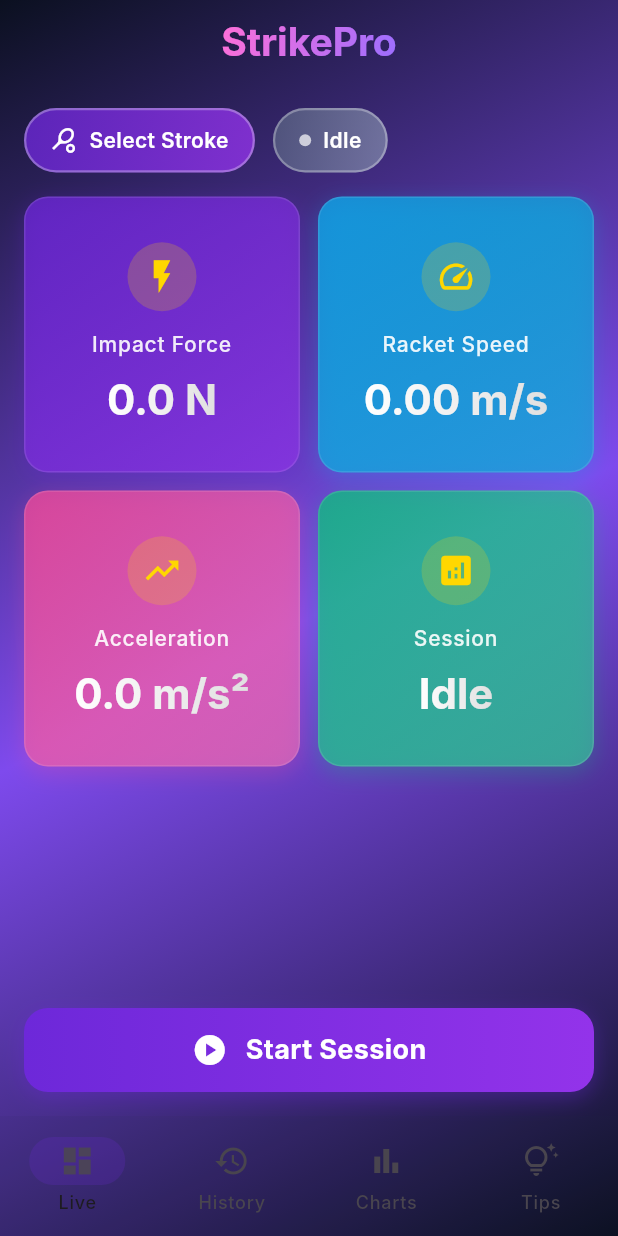
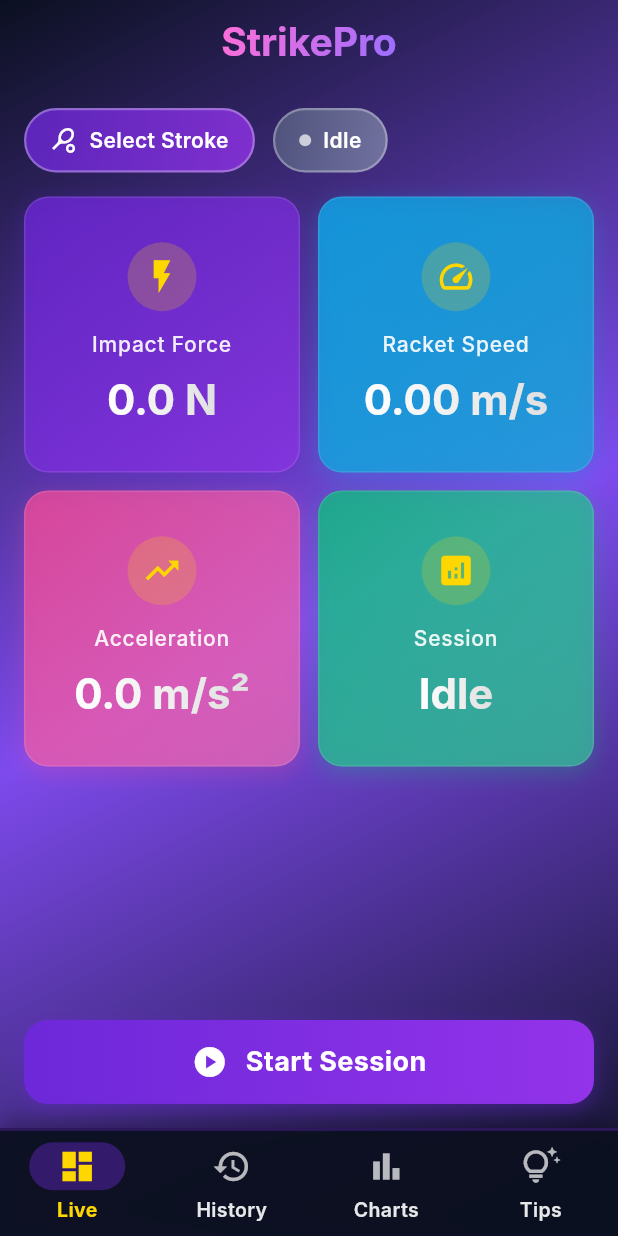
Before and after one commit to fejiibabyy/capstone-flyingbirdies, a Flutter app: the screen it shows after launch, on a phone screen of 412 x 824 dp. Run offline on Flutter 3.47's test engine with Material 3 defaults, Android fonts, the light colour scheme and no system bars; our stand-ins replace fl_chart; Roboto replaces fonts that are missing (Inter).

Commit message:
Updated Navigation Bar to improve text visibility for users

```diff
--- a/flying_birdies/lib/app/app.dart
+++ b/flying_birdies/lib/app/app.dart
@@ -27,7 +27,8 @@ class _FlyingBirdiesAppState extends State<FlyingBirdiesApp> {
       home: Container(
         decoration: const BoxDecoration(
           gradient: LinearGradient(
-            begin: Alignment.topLeft, end: Alignment.bottomRight,
+            begin: Alignment.topLeft,
+            end: Alignment.bottomRight,
             colors: [AppTheme.bgDark, Color.fromARGB(255, 126, 74, 237), AppTheme.bgDark],
           ),
         ),
@@ -37,9 +38,10 @@ class _FlyingBirdiesAppState extends State<FlyingBirdiesApp> {
             backgroundColor: Colors.transparent,
             surfaceTintColor: Colors.transparent,
             centerTitle: true,
+            elevation: 0,
             title: ShaderMask(
               shaderCallback: (bounds) => const LinearGradient(
-            colors: [Color(0xFFFF6FD8), Color(0xFF9B6EFF)], // purple → deep blue
+                colors: [Color(0xFFFF6FD8), Color(0xFF9B6EFF)],
                 begin: Alignment.topLeft,
                 end: Alignment.bottomRight,
               ).createShader(bounds),
@@ -48,24 +50,93 @@ class _FlyingBirdiesAppState extends State<FlyingBirdiesApp> {
                 style: TextStyle(
                   fontSize: 26,
                   fontWeight: FontWeight.bold,
-              color: Colors.white, // Needed but will be overridden by gradient
+                  color: Colors.white,
                 ),
               ),
             ),
           ),
 
           body: pages[index],
-          bottomNavigationBar: NavigationBar(
-            backgroundColor: const Color(0x111C2540),
-            indicatorColor: const Color(0x336D28D9),
+
+          bottomNavigationBar: Container(
+            decoration: BoxDecoration(
+              color: const Color.fromARGB(240, 11, 16, 32), // Solid dark background
+              border: Border(
+                top: BorderSide(
+                  color: const Color.fromARGB(255, 109, 40, 217).withOpacity(0.3),
+                  width: 2,
+                ),
+              ),
+              boxShadow: [
+                BoxShadow(
+                  color: Colors.black.withOpacity(0.3),
+                  blurRadius: 12,
+                  offset: const Offset(0, -4),
+                ),
+              ],
+            ),
+            child: NavigationBar(
+              backgroundColor: Colors.transparent,
+              indicatorColor: const Color.fromARGB(100, 109, 40, 217),
               selectedIndex: index,
               onDestinationSelected: (i) => setState(() => index = i),
-            destinations: const [
-              NavigationDestination(icon: Icon(Icons.dashboard_outlined), selectedIcon: Icon(Icons.dashboard), label: 'Live'),
-              NavigationDestination(icon: Icon(Icons.history_outlined), selectedIcon: Icon(Icons.history), label: 'History'),
-              NavigationDestination(icon: Icon(Icons.bar_chart_outlined), selectedIcon: Icon(Icons.bar_chart), label: 'Charts'),
-              NavigationDestination(icon: Icon(Icons.tips_and_updates_outlined), selectedIcon: Icon(Icons.tips_and_updates), label: 'Tips'),
+              labelBehavior: NavigationDestinationLabelBehavior.alwaysShow,
+              height: 70,
+              destinations: [
+                NavigationDestination(
+                  icon: Icon(
+                    Icons.dashboard_outlined,
+                    color: const Color.fromARGB(180, 255, 255, 255),
+                    size: 26,
+                  ),
+                  selectedIcon: const Icon(
+                    Icons.dashboard,
+                    color: Color.fromARGB(255, 255, 215, 0),
+                    size: 26,
+                  ),
+                  label: 'Live',
+                ),
+                NavigationDestination(
+                  icon: Icon(
+                    Icons.history_outlined,
+                    color: const Color.fromARGB(180, 255, 255, 255),
+                    size: 26,
+                  ),
+                  selectedIcon: const Icon(
+                    Icons.history,
+                    color: Color.fromARGB(255, 255, 215, 0),
+                    size: 26,
+                  ),
+                  label: 'History',
+                ),
+                NavigationDestination(
+                  icon: Icon(
+                    Icons.bar_chart_outlined,
+                    color: const Color.fromARGB(180, 255, 255, 255),
+                    size: 26,
+                  ),
+                  selectedIcon: const Icon(
+                    Icons.bar_chart,
+                    color: Color.fromARGB(255, 255, 215, 0),
+                    size: 26,
+                  ),
+                  label: 'Charts',
+                ),
+                NavigationDestination(
+                  icon: Icon(
+                    Icons.tips_and_updates_outlined,
+                    color: const Color.fromARGB(180, 255, 255, 255),
+                    size: 26,
+                  ),
+                  selectedIcon: const Icon(
+                    Icons.tips_and_updates,
+                    color: Color.fromARGB(255, 255, 215, 0),
+                    size: 26,
+                  ),
+                  label: 'Tips',
+                ),
               ],
+            ),
           ),
         ),
       ),
--- a/flying_birdies/lib/app/theme.dart
+++ b/flying_birdies/lib/app/theme.dart
@@ -8,11 +8,13 @@ class AppTheme {
     final base = ThemeData(useMaterial3: true, colorSchemeSeed: seed);
     return base.copyWith(
       scaffoldBackgroundColor: bgDark,
+
       textTheme: base.textTheme.apply(
         fontFamily: 'Inter',
         bodyColor: Colors.white70,
         displayColor: Colors.white,
       ),
+
       cardTheme: const CardThemeData(
         color: Color(0x14222B45),
         margin: EdgeInsets.zero,
@@ -24,8 +26,40 @@ class AppTheme {
 
       chipTheme: base.chipTheme.copyWith(
         backgroundColor: const Color(0x221C2540),
-        side: BorderSide(color: Colors.white.withValues(alpha : 0.15)),
+        side: BorderSide(color: Colors.white.withValues(alpha: 0.15)),
         labelStyle: const TextStyle(color: Colors.white),
+      ),
+
+      // Navigation bar text styling
+      navigationBarTheme: NavigationBarThemeData(
+        backgroundColor: Colors.transparent,
+        indicatorColor: const Color(0xFF6D28D9).withOpacity(0.4),
+        labelTextStyle: WidgetStateProperty.resolveWith((states) {
+          if (states.contains(WidgetState.selected)) {
+            return const TextStyle(
+              fontSize: 13,
+              fontWeight: FontWeight.bold,
+              color: Color.fromARGB(255, 255, 215, 0), // Bright gold for selected
+            );
+          }
+          return const TextStyle(
+            fontSize: 13,
+            fontWeight: FontWeight.w600,
+            color: Color.fromARGB(230, 255, 255, 255), // Very bright white for unselected
+          );
+        }),
+        iconTheme: WidgetStateProperty.resolveWith((states) {
+          if (states.contains(WidgetState.selected)) {
+            return const IconThemeData(
+              color: Color.fromARGB(255, 255, 215, 0), // Bright gold
+              size: 26,
+            );
+          }
+          return const IconThemeData(
+            color: Color.fromARGB(200, 255, 255, 255), // Bright white
+            size: 26,
+          );
+        }),
       ),
     );
   }
```
Lines whose indentation alone changed are shown as unchanged.
